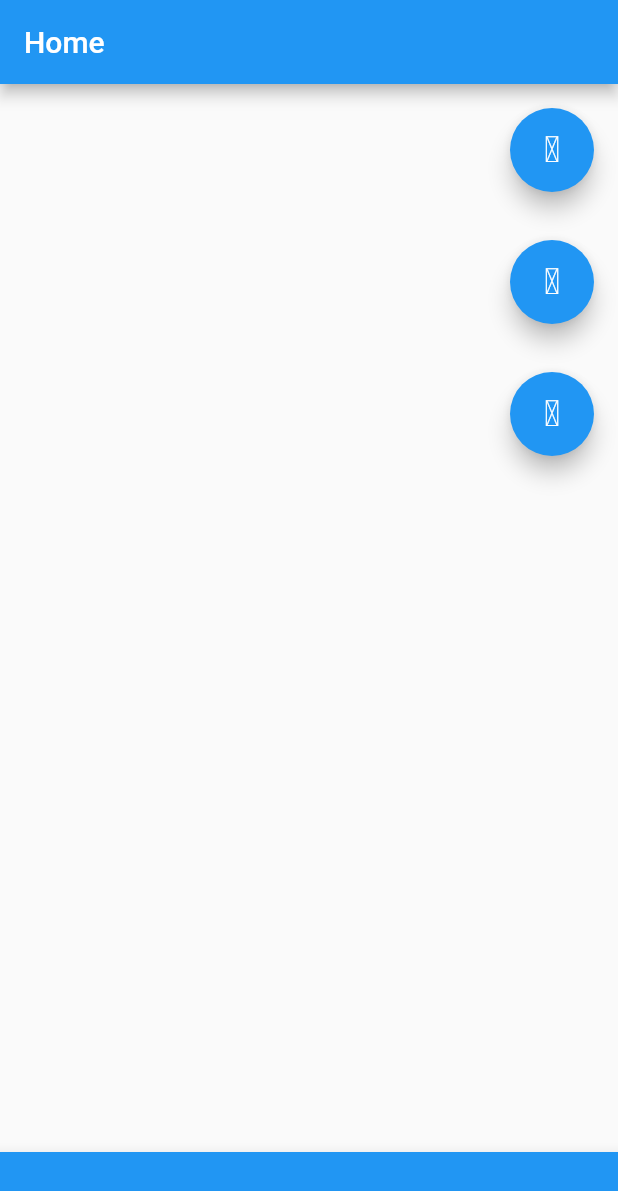
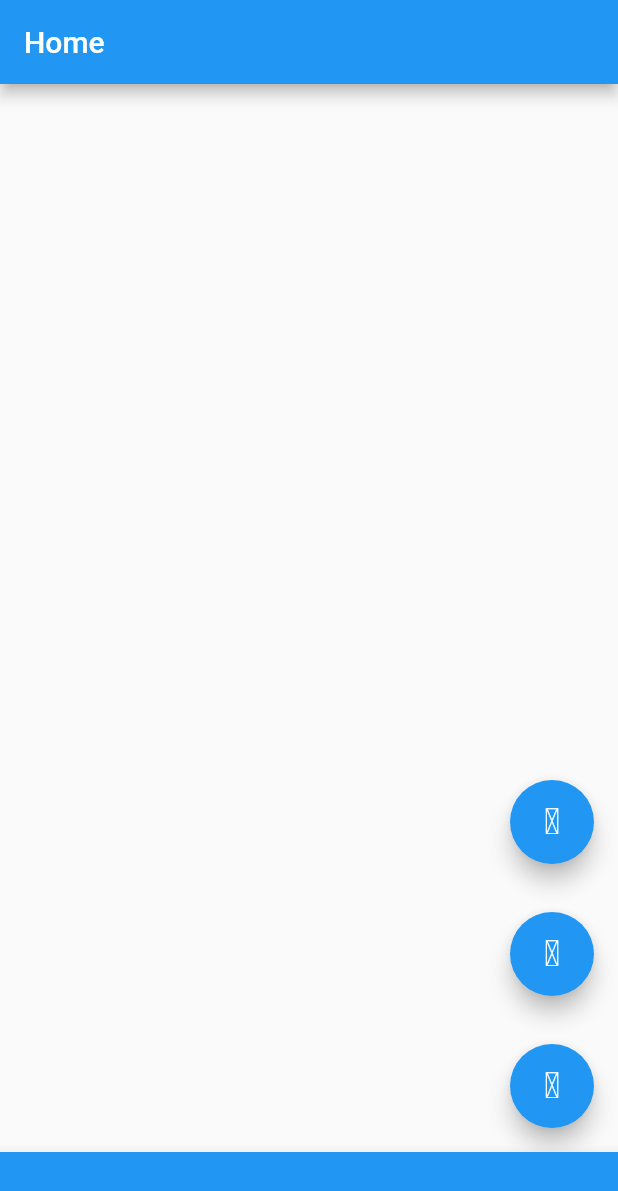
Before and after one commit to BigDeeEss/dashcam, a Flutter app: the screen it shows after launch, on a phone screen of 412 x 824 dp. Shown: the top 1191 px of the screen. Run offline on Flutter 3.47's test engine with Material 2 defaults, Android fonts, the phone set to English and light mode, and no system bars.

Commit message:
Define [alignment] in app_settings.dart and use it to position the FABs in different corners of BasePage.

```diff
--- /dev/null
+++ b/lib/app_settings.dart
@@ -0,0 +1,14 @@
+
+
+//  Import flutter packages.
+import 'package:flutter/painting.dart';
+
+//  [automaticallyImplyLeading] toggles whether the 'leading back arrow' widget
+//  associated with BasePage is used.
+//  Set 'true' only for development. Note that if set to true the
+//  'leading back arrow' may not be displayed if there is no page available.
+const bool automaticallyImplyLeading = false;
+
+
+//  [alignment] defines the anchor point for FAB placement on BasePage.
+const alignment = Alignment.bottomRight;
--- a/lib/base_page.dart
+++ b/lib/base_page.dart
@@ -1,20 +1,16 @@
-
-
 //  Import flutter packages.
 import 'package:flutter/material.dart';
-
 
 // Import project-specific files.
 import 'package:dashcam/button.dart';
 import 'package:dashcam/route_specs.dart';
-
+import 'package:dashcam/app_settings.dart' as appSettings;
 
 //  StatefulWidget implementing a basic page layout design.
 class BasePage extends StatefulWidget {
   //  Constructor for [BasePage].
   const BasePage({
     required this.routeSpec,
-
     Key? key,
   }) : super(key: key);
 
@@ -34,7 +30,7 @@ class _BasePageState extends State<BasePage> {
         title: Text(widget.routeSpec.title),
 
         //  Remove 'leading' widget associated with AppBar() class.
-        automaticallyImplyLeading: widget.routeSpec.automaticallyImplyLeading,
+        automaticallyImplyLeading: appSettings.automaticallyImplyLeading,
       ),
 
       //  Use Builder(...) widget because it is not possible to get the appBar
@@ -62,9 +58,12 @@ class _BasePageState extends State<BasePage> {
       //  Use a Container-Align-Column combination to locate the button list.
       body: Container(
         child: Align(
-          alignment: Alignment.topRight,
+          alignment: appSettings.alignment,
           child: Column(
             crossAxisAlignment: CrossAxisAlignment.center,
+            mainAxisAlignment: (appSettings.alignment.y >= 0)
+                ? MainAxisAlignment.end
+                : MainAxisAlignment.start,
             children: <Widget>[
               Padding(
                 padding: EdgeInsets.all(16.0),
--- a/lib/route_specs.dart
+++ b/lib/route_specs.dart
@@ -12,7 +12,6 @@ class RouteSpec {
   //  Constructor for [routeSpec].
   const RouteSpec({
     required this.title,
-    this.automaticallyImplyLeading: false,
     required this.icon,
     required this.route,
     required this.onPressed,
@@ -21,44 +20,19 @@ class RouteSpec {
   //  [title] of screen appearing on appBar.
   final String title;
 
-  //  Toggles the 'leading' widget associated with basePage(...).
-  //  Set 'true' only for development. Note that the 'leading back arrow'
-  //  may not be displayed if there is no page available.
-  final bool automaticallyImplyLeading;
-
   //  [icon] is displayed on the FAB associated with [RouteSpec].
   final Icon icon;
 
-  //  [route] defines which pageis displayed when FAB associated
+  //  [route] defines which page is displayed when FAB associated
   //  with RouteSpec is activated.
   final String route;
 
   final void Function(BuildContext context) onPressed;
-
-  // void Function()? onPressed(BuildContext context) {
-  //   print('Pressed routeSpec onpressed...');
-  // }
-
-  // void Function()? onPressed() {
-  //   print('Pressed Button2!');
-  //   switch(this.title) {
-  //     case 'Home':
-  //       Navigator.popAndPushNamed(context, '/home');
-  //       break;
-  //     case 'Settings':
-  //       Navigator.popAndPushNamed(context, '/settings');
-  //       break;
-  //     case 'Eject':
-  //       Navigator.pop(context);
-  //       break;
-  //   }
-  // }
 }
 
 
 RouteSpec settings = RouteSpec(
   title: 'Settings',
-  automaticallyImplyLeading: true,
   icon: Icon(CustomIcons.cog_1),
   route: '/settings',
   onPressed: (context) {
@@ -69,7 +43,6 @@ RouteSpec settings = RouteSpec(
 
 RouteSpec home = RouteSpec(
   title: 'Home',
-  automaticallyImplyLeading: true,
   icon: Icon(CustomIcons.home),
   route: '/home',
   onPressed: (context) {
@@ -80,7 +53,6 @@ RouteSpec home = RouteSpec(
 
 RouteSpec eject = RouteSpec(
   title: 'Eject',
-  automaticallyImplyLeading: true,
   icon: Icon(CustomIcons.eject),
   route: '/home',
   onPressed: (context) {
```
Also changed, not shown: lib/settings.dart (deleted).
